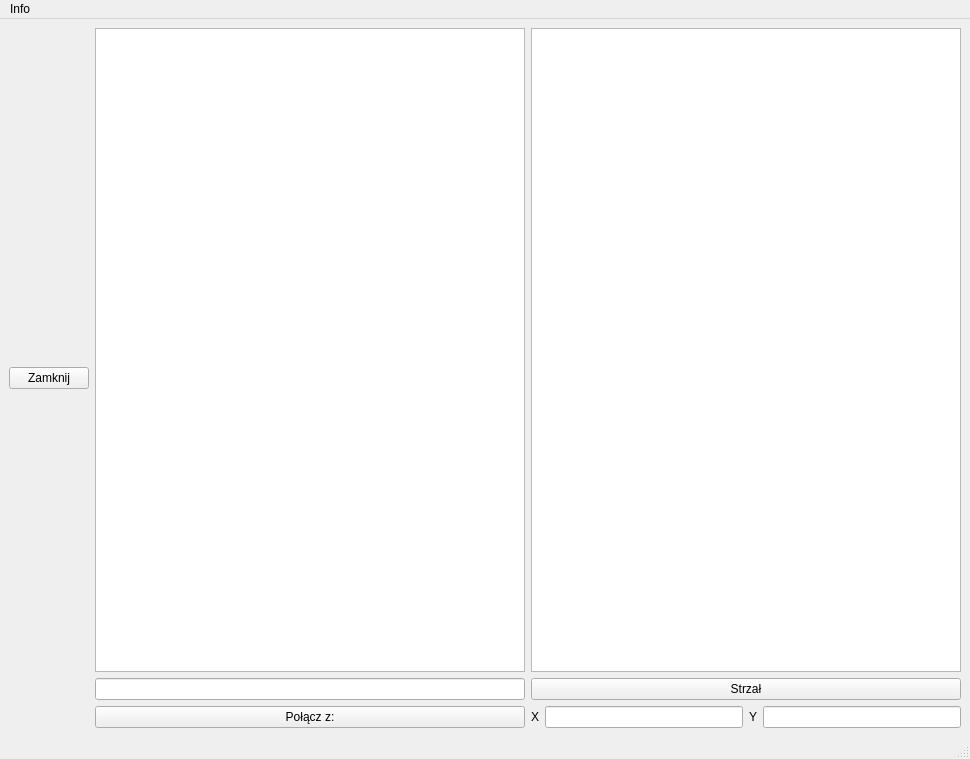
Qt form untitled.ui (pkprzekwas/QtHex) before a commit.
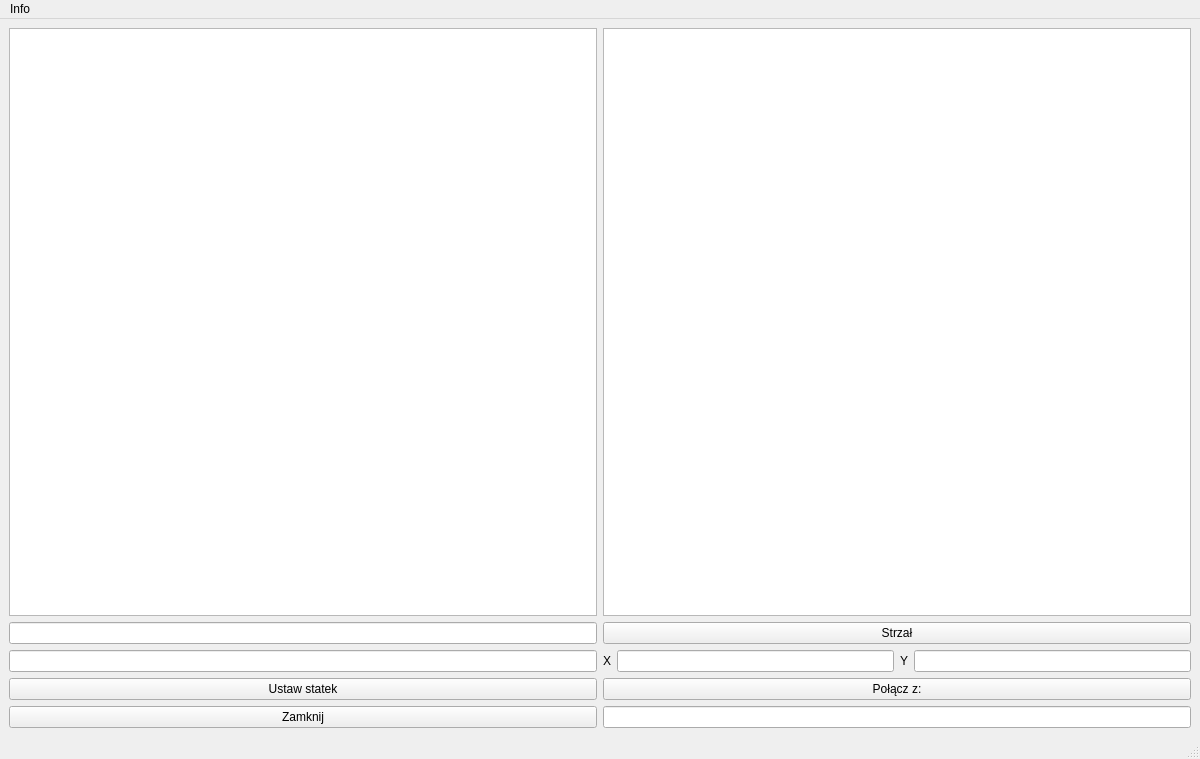
The same form after that commit.

Commit message: Field generation added

```diff
--- a/untitled.ui
+++ b/untitled.ui
@@ -6,7 +6,7 @@
    <rect>
     <x>0</x>
     <y>0</y>
-    <width>970</width>
+    <width>1200</width>
     <height>759</height>
    </rect>
   </property>
@@ -15,13 +15,6 @@
   </property>
   <widget class="QWidget" name="centralwidget">
    <layout class="QHBoxLayout" name="horizontalLayout">
-    <item>
-     <widget class="QPushButton" name="exit_btn">
-      <property name="text">
-       <string>Zamknij</string>
-      </property>
-     </widget>
-    </item>
     <item>
      <layout class="QGridLayout" name="gridLayout">
       <property name="leftMargin">
@@ -51,20 +44,43 @@
         </item>
        </layout>
       </item>
-      <item row="2" column="0">
-       <widget class="QLineEdit" name="ip_addr_field"/>
-      </item>
       <item row="0" column="1">
        <widget class="QGraphicsView" name="enemys_screen"/>
       </item>
-      <item row="2" column="1">
+      <item row="0" column="0">
+       <widget class="QGraphicsView" name="my_screen"/>
+      </item>
+      <item row="7" column="1">
+       <widget class="QLineEdit" name="ip_addr_field"/>
+      </item>
+      <item row="3" column="0">
+       <widget class="QLineEdit" name="set_X"/>
+      </item>
+      <item row="4" column="0">
+       <widget class="QLineEdit" name="set_Y"/>
+      </item>
+      <item row="3" column="1">
        <widget class="QPushButton" name="shot_btn">
         <property name="text">
          <string>Strzał</string>
         </property>
        </widget>
       </item>
-      <item row="4" column="0">
+      <item row="7" column="0">
+       <widget class="QPushButton" name="exit_btn">
+        <property name="text">
+         <string>Zamknij</string>
+        </property>
+       </widget>
+      </item>
+      <item row="5" column="0">
+       <widget class="QPushButton" name="set_ship_btn">
+        <property name="text">
+         <string>Ustaw statek</string>
+        </property>
+       </widget>
+      </item>
+      <item row="5" column="1">
        <widget class="QPushButton" name="connect_btn">
         <property name="text">
          <string>Połącz z:</string>
@@ -83,7 +99,7 @@
     <rect>
      <x>0</x>
      <y>0</y>
-     <width>970</width>
+     <width>1200</width>
      <height>27</height>
     </rect>
    </property>
```
Left out of the diff: 3 changed lines with no effect on the pictures. The commit also changes 9 other files.
